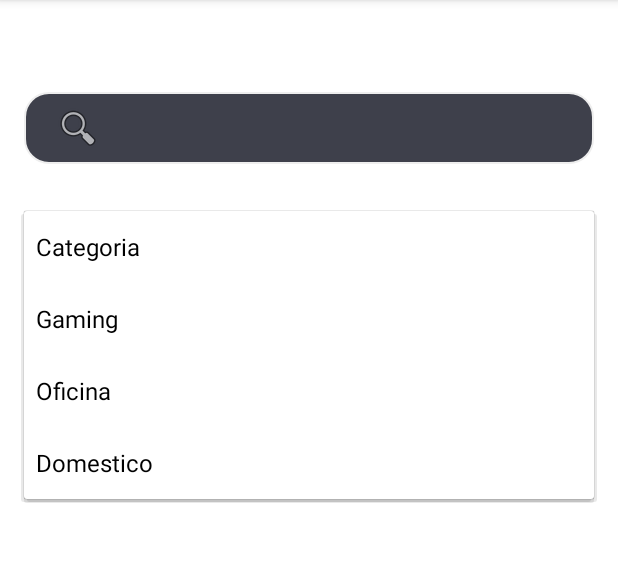
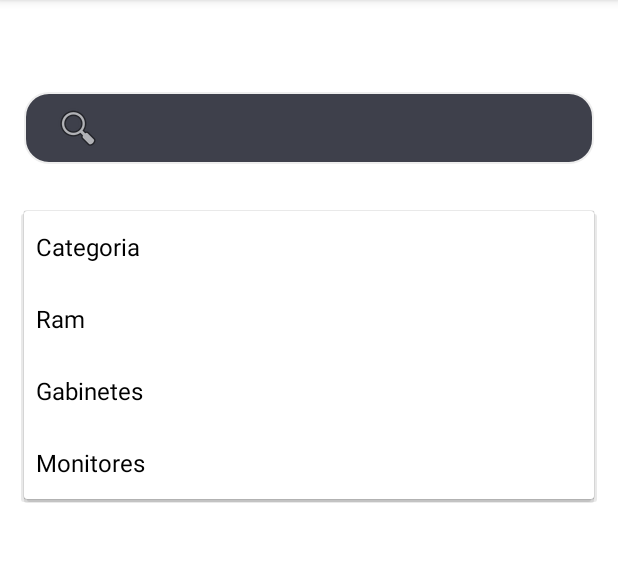
Before and after one commit to ChristianRegla/SLAPC, an Android app: the fragment CatalogoFragment shown on its own in the app's theme, after a tap on "Categoria", on a phone screen of 412 x 824 dp, the part 84-646 px from its top. Run offline under Robolectric (Android 15) with nearby library versions, the light colour scheme and no system bars; 4 statements that could not run were skipped.

Commit message:
Revert "Cambios en colores y Categorias"
This reverts commit 18dec2e5f5b4a26f4cd1dd7925e180dfd630947e.

```diff
--- a/app/src/main/java/com/example/slapc/ui/catalogo/CatalogoFragment.kt
+++ b/app/src/main/java/com/example/slapc/ui/catalogo/CatalogoFragment.kt
@@ -50,7 +50,7 @@ class CatalogoFragment : Fragment() {
 
         //Spinner para categorías
         spinner = binding.spinnerCategorias
-        val categorias = listOf("Categoria", "Gaming", "Oficina", "Domestico")
+        val categorias = listOf("Categoria", "Ram", "Gabinetes", "Monitores")
         val adapterSpinner = ArrayAdapter(requireContext(), android.R.layout.simple_spinner_item, categorias)
         adapterSpinner.setDropDownViewResource(android.R.layout.simple_spinner_dropdown_item)
         spinner.adapter = adapterSpinner
@@ -69,9 +69,9 @@ class CatalogoFragment : Fragment() {
     private fun obtenerProductos(): List<Producto> {
         // Lista
         return listOf(
-            Producto(1, "Ram DD4",R.drawable.ram,90.7, "Domestico","Increible y veloz Ram"),
-            Producto(2, "Monitor LG",R.drawable.monitor,90.7, "Oficina","Último modelo de LG"),
-            Producto(3, "Gabinete Gamer",R.drawable.gabinete,90.7, "Gaming","Último modelo de Gabinetes")
+            Producto(1, "Ram DD4",R.drawable.ram,90.7, "Ram","Increible y veloz Ram"),
+            Producto(2, "Monitor LG",R.drawable.monitor,90.7, "Monitores","Último modelo de LG"),
+            Producto(3, "Gabinete Gamer",R.drawable.gabinete,90.7, "Gabinetes","Último modelo de Gabinetes")
         )
     }
 
```
